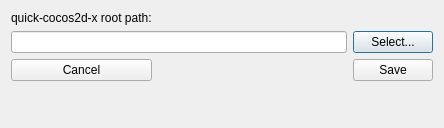
chukong/quick-cocos2d-x, file player/proj.qt/preferenceui.ui: the form before one commit.
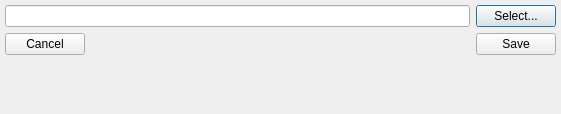
The form after the commit.

Commit message: adjust player ui

What changed in the file:
```diff
--- a/player/proj.qt/preferenceui.ui
+++ b/player/proj.qt/preferenceui.ui
@@ -6,23 +6,28 @@
    <rect>
     <x>0</x>
     <y>0</y>
-    <width>444</width>
-    <height>128</height>
+    <width>561</width>
+    <height>114</height>
    </rect>
   </property>
   <property name="windowTitle">
    <string>Dialog</string>
   </property>
   <layout class="QGridLayout" name="gridLayout_2">
+   <property name="leftMargin">
+    <number>5</number>
+   </property>
+   <property name="topMargin">
+    <number>5</number>
+   </property>
+   <property name="rightMargin">
+    <number>5</number>
+   </property>
+   <property name="bottomMargin">
+    <number>5</number>
+   </property>
    <item row="0" column="0">
     <layout class="QGridLayout" name="gridLayout">
-     <item row="0" column="0">
-      <widget class="QLabel" name="label">
-       <property name="text">
-        <string>quick-cocos2d-x root path:</string>
-       </property>
-      </widget>
-     </item>
      <item row="1" column="0" colspan="2">
       <widget class="QLineEdit" name="rootPath"/>
      </item>
@@ -38,7 +43,7 @@
        <property name="maximumSize">
         <size>
          <width>200</width>
-         <height>16777215</height>
+         <height>200</height>
         </size>
        </property>
        <property name="text">
@@ -76,7 +81,7 @@
      <property name="sizeHint" stdset="0">
       <size>
        <width>20</width>
-       <height>40</height>
+       <height>0</height>
       </size>
      </property>
     </spacer>
```
The commit also changes 3 other files.
